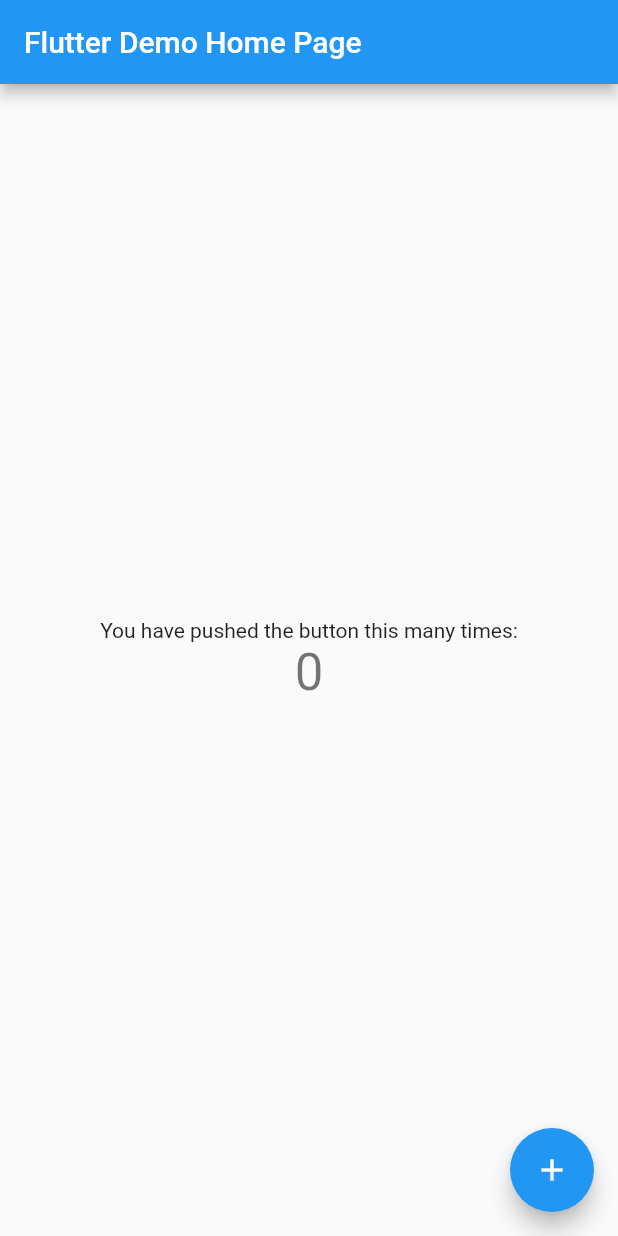
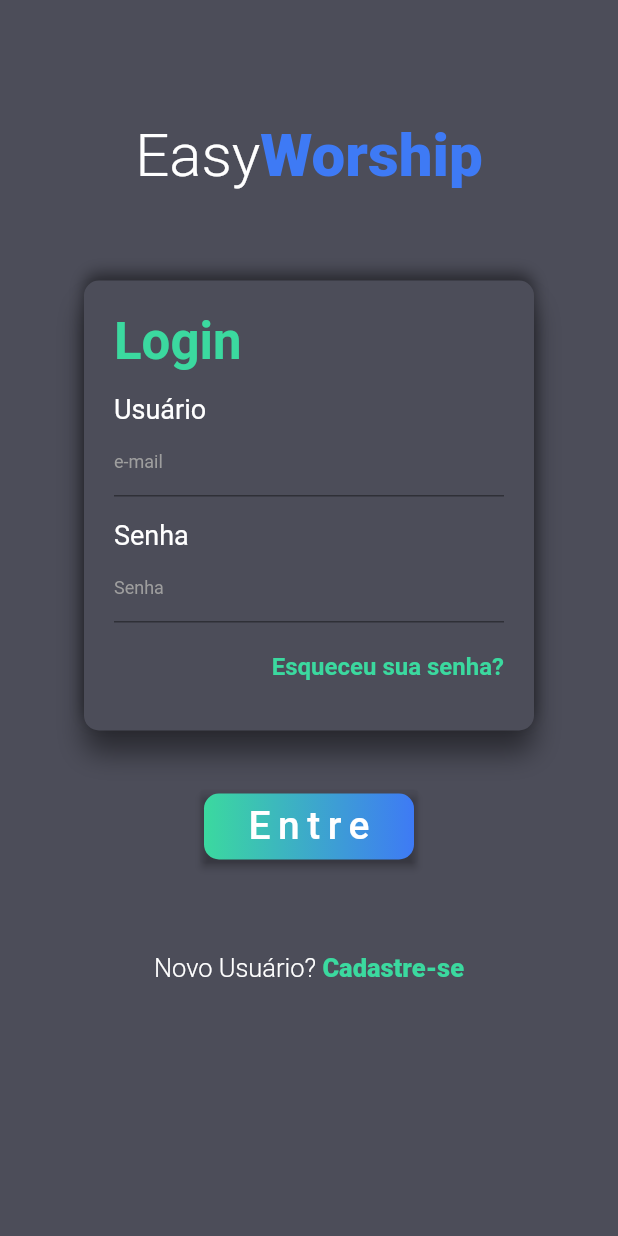
Before and after one commit to vclalcanfor/LoginTest, a Flutter app: the screen it shows after launch, on a phone screen of 412 x 824 dp. Run offline on Flutter 3.47's test engine with Material 2 defaults, Android fonts, the phone set to English and light mode, and no system bars.

Commit message:
adicionada tela de login

```diff
--- /dev/null
+++ b/lib/login.dart
@@ -0,0 +1,184 @@
+import 'package:flutter/material.dart';
+import 'main.dart';
+
+class Login extends StatelessWidget{
+
+  @override
+  Widget build(BuildContext context) {
+    return Scaffold(
+      body: Container(
+        padding: EdgeInsets.all(20),
+        height: MediaQuery.of(context).size.height,
+        width: MediaQuery.of(context).size.width,
+        color: Color(0xFF4C4D59),
+        child: Center(
+          child: Column(
+            children: <Widget>[
+              SizedBox(height: 60,),
+              RichText(
+                text: TextSpan(
+                    style: TextStyle(
+                      fontSize: 40,
+                    ),
+                    children: <TextSpan>[
+                      TextSpan(text: "Easy",
+                        style: TextStyle(
+                          color: Colors.white,
+                          fontWeight: FontWeight.w300,
+                        ),
+                      ),
+                      TextSpan(text: "Worship",
+                        style: TextStyle(
+                          color: Color(0xFF3E7AF5),
+                          fontWeight: FontWeight.w900,
+                        ),
+                      )
+                    ]
+                ),
+              ),
+              SizedBox(height: 60,),
+              Container(
+                padding: EdgeInsets.all(20),
+                height: 300,
+                width: 300,
+                decoration: BoxDecoration(
+                    color: Color(0xFF4C4D59),
+                    borderRadius: BorderRadius.circular(10),
+                    boxShadow: [
+                      BoxShadow(
+                          color: Colors.black45,
+                          offset: Offset(0, 15),
+                          blurRadius: 15
+                      ),
+                      BoxShadow(
+                          color: Colors.black45,
+                          offset: Offset(0, -5),
+                          blurRadius: 8
+                      ),
+                    ]
+
+                ),
+                child: Column(
+                  crossAxisAlignment: CrossAxisAlignment.start,
+                  children: <Widget>[
+                    Text(
+                      "Login",
+                      style: TextStyle(
+                          color: Color(0xFF3BD99F),
+                          fontSize: 34,
+                          fontWeight: FontWeight.bold
+                      ),
+                    ),
+                    SizedBox(height: 15),
+                    Text('Usuário',
+                      style: TextStyle(
+                        color: Colors.white,
+                        fontSize: 18,
+                      ),
+                    ),
+                    TextField(
+                      decoration: InputDecoration(
+                          hintText: "e-mail",
+                          hintStyle: TextStyle(
+                              color: Colors.grey, fontSize: 12
+                          )
+                      ),
+                    ),
+                    SizedBox(height: 15),
+                    Text('Senha',
+                      style: TextStyle(
+                        color: Colors.white,
+                        fontSize: 18,
+                      ),
+                    ),
+                    TextField(
+                      obscureText: true,
+                      decoration: InputDecoration(
+                          hintText: "Senha",
+                          hintStyle: TextStyle(
+                              color: Colors.grey, fontSize: 12
+                          )
+                      ),
+                    ),
+                    SizedBox(height: 20),
+                    Row(
+                      mainAxisAlignment: MainAxisAlignment.end,
+                      children: <Widget>[
+                        Text(
+                          "Esqueceu sua senha?",
+                          style: TextStyle(
+                              color: Color(0xFF3BD99F),
+                              fontSize: 16,
+                              fontWeight: FontWeight.w600
+                          ),
+                        )
+                      ],
+                    ),
+                  ],
+                ),
+              ),
+              SizedBox(height: 40,),
+              RaisedButton(
+                onPressed: () {
+                  Navigator.push(
+                    context,
+                    MaterialPageRoute(builder: (context) => Home()),
+                  );
+                },
+                textColor: Colors.white,
+                color: Colors.transparent,
+                padding: EdgeInsets.all(2),
+                child: Container(
+                  height: 44,
+                  width: 140,
+                  decoration: BoxDecoration(
+                    borderRadius: BorderRadius.circular(10),
+                    gradient: LinearGradient(
+                      colors: <Color>[
+                        Color(0xFF3BD99F),
+                        Color(0xFF3E7AF5),
+                      ],
+                    ),
+                  ),
+                  padding: EdgeInsets.all(6.0),
+                  child: Align(
+                    alignment: Alignment.topCenter,
+                    child: Text(
+                      'Entre',
+                      style: TextStyle(
+                          fontSize: 26,
+                          letterSpacing: 5
+                      ),
+                    ),
+                  ),
+                ),
+              ),
+              SizedBox(height: 60,),
+              RichText(
+                text: TextSpan(
+                    style: TextStyle(
+                      fontSize: 17,
+                    ),
+                    children: <TextSpan>[
+                      TextSpan(text: "Novo Usuário? ",
+                        style: TextStyle(
+                          color: Colors.white,
+                          fontWeight: FontWeight.w300,
+                        ),
+                      ),
+                      TextSpan(text: "Cadastre-se",
+                        style: TextStyle(
+                          color: Color(0xFF3BD99F),
+                          fontWeight: FontWeight.w900,
+                        ),
+                      )
+                    ]
+                ),
+              ),
+            ],
+          ),
+        ),
+      ),
+    );
+  }
+}
--- a/lib/main.dart
+++ b/lib/main.dart
@@ -1,94 +1,47 @@
 import 'package:flutter/material.dart';
+import 'login.dart';
 
 void main() => runApp(MyApp());
 
 class MyApp extends StatelessWidget {
-  // This widget is the root of your application.
   @override
   Widget build(BuildContext context) {
     return MaterialApp(
       title: 'Flutter Demo',
       theme: ThemeData(
-        // This is the theme of your application.
-        //
-        // Try running your application with "flutter run". You'll see the
-        // application has a blue toolbar. Then, without quitting the app, try
-        // changing the primarySwatch below to Colors.green and then invoke
-        // "hot reload" (press "r" in the console where you ran "flutter run",
-        // or simply save your changes to "hot reload" in a Flutter IDE).
-        // Notice that the counter didn't reset back to zero; the application
-        // is not restarted.
-        primarySwatch: Colors.blue,
+        primarySwatch: Colors.red
       ),
-      home: MyHomePage(title: 'Flutter Demo Home Page'),
+      home: Login(),
     );
   }
 }
 
-class MyHomePage extends StatefulWidget {
-  MyHomePage({Key key, this.title}) : super(key: key);
-
-  // This widget is the home page of your application. It is stateful, meaning
-  // that it has a State object (defined below) that contains fields that affect
-  // how it looks.
-
-  // This class is the configuration for the state. It holds the values (in this
-  // case the title) provided by the parent (in this case the App widget) and
-  // used by the build method of the State. Fields in a Widget subclass are
-  // always marked "final".
-
+class Home extends StatefulWidget {
+  Home({Key key, this.title}) : super(key: key);
   final String title;
 
   @override
-  _MyHomePageState createState() => _MyHomePageState();
+  _HomeState createState() => _HomeState();
 }
 
-class _MyHomePageState extends State<MyHomePage> {
+class _HomeState extends State<Home> {
   int _counter = 0;
 
   void _incrementCounter() {
     setState(() {
-      // This call to setState tells the Flutter framework that something has
-      // changed in this State, which causes it to rerun the build method below
-      // so that the display can reflect the updated values. If we changed
-      // _counter without calling setState(), then the build method would not be
-      // called again, and so nothing would appear to happen.
       _counter++;
     });
   }
 
   @override
   Widget build(BuildContext context) {
-    // This method is rerun every time setState is called, for instance as done
-    // by the _incrementCounter method above.
-    //
-    // The Flutter framework has been optimized to make rerunning build methods
-    // fast, so that you can just rebuild anything that needs updating rather
-    // than having to individually change instances of widgets.
     return Scaffold(
       appBar: AppBar(
-        // Here we take the value from the MyHomePage object that was created by
-        // the App.build method, and use it to set our appbar title.
-        title: Text(widget.title),
+        title: Text('Flutter Demo Home Page'),
       ),
       body: Center(
-        // Center is a layout widget. It takes a single child and positions it
-        // in the middle of the parent.
         child: Column(
-          // Column is also a layout widget. It takes a list of children and
-          // arranges them vertically. By default, it sizes itself to fit its
-          // children horizontally, and tries to be as tall as its parent.
-          //
-          // Invoke "debug painting" (press "p" in the console, choose the
-          // "Toggle Debug Paint" action from the Flutter Inspector in Android
-          // Studio, or the "Toggle Debug Paint" command in Visual Studio Code)
-          // to see the wireframe for each widget.
-          //
-          // Column has various properties to control how it sizes itself and
-          // how it positions its children. Here we use mainAxisAlignment to
-          // center the children vertically; the main axis here is the vertical
-          // axis because Columns are vertical (the cross axis would be
-          // horizontal).
+
           mainAxisAlignment: MainAxisAlignment.center,
           children: <Widget>[
             Text(
@@ -105,7 +58,7 @@ class _MyHomePageState extends State<MyHomePage> {
         onPressed: _incrementCounter,
         tooltip: 'Increment',
         child: Icon(Icons.add),
-      ), // This trailing comma makes auto-formatting nicer for build methods.
+      ),
     );
   }
 }
```
